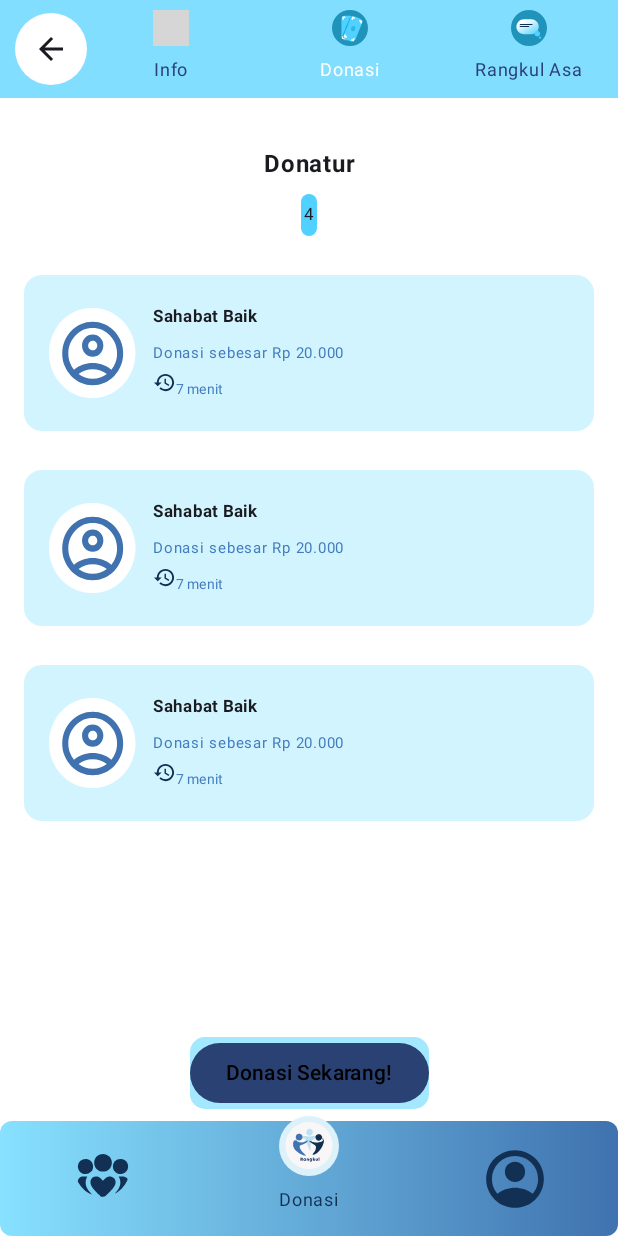
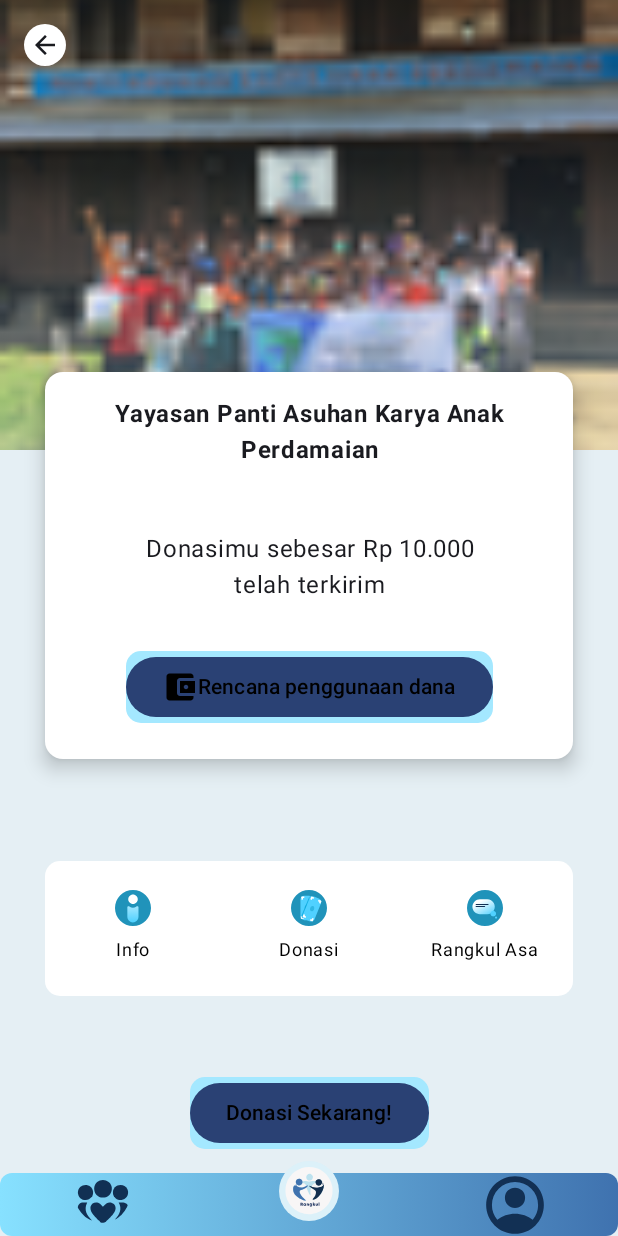
Before and after one commit to Debbylelycaa/Rangkul-app, an Android app built with Jetpack Compose: the DetailDonasiScreen screen opened through its navigation route, on a phone screen of 412 x 824 dp. Run offline under Robolectric (Android 15) with nearby library versions, the phone set to English and light mode, and no system bars; grey boxes are pictures that could not be loaded.

Commit message:
detail donasi

```diff
--- a/app/src/main/java/org/starlee/rangkulapp/navigation/NavGraph.kt
+++ b/app/src/main/java/org/starlee/rangkulapp/navigation/NavGraph.kt
@@ -6,6 +6,7 @@ import androidx.navigation.compose.NavHost
 import androidx.navigation.compose.composable
 import androidx.navigation.compose.rememberNavController
 import org.starlee.rangkulapp.ui.screen.BerandaScreen
+import org.starlee.rangkulapp.ui.screen.DetailDonasiScreen
 import org.starlee.rangkulapp.ui.screen.DetailPembayaranScreen
 import org.starlee.rangkulapp.ui.screen.DonasiScreen
 import org.starlee.rangkulapp.ui.screen.InfoPenggalanganDanaScreen
@@ -45,5 +46,8 @@ fun SetupNavGraph(navController: NavHostController = rememberNavController()) {
         composable(route = Screen.RangkulAsa.route){
             RangkulAsaScreen(navController)
         }
+        composable(route = Screen.DetailDonasi.route){
+            DetailDonasiScreen(navController)
+        }
     }
 }
--- a/app/src/main/java/org/starlee/rangkulapp/navigation/Screen.kt
+++ b/app/src/main/java/org/starlee/rangkulapp/navigation/Screen.kt
@@ -15,5 +15,6 @@ sealed class Screen (val route: String){
     data object Donasi: Screen("DonasiScreen")
 
     data object RangkulAsa: Screen("RangkulAsaScreen")
+    data object DetailDonasi: Screen("RangkulAsaScreen")
 
 }
--- a/app/src/main/java/org/starlee/rangkulapp/ui/screen/BerandaScreen.kt
+++ b/app/src/main/java/org/starlee/rangkulapp/ui/screen/BerandaScreen.kt
@@ -20,7 +20,6 @@ import androidx.compose.material3.Text
 import androidx.compose.runtime.Composable
 import androidx.compose.ui.Alignment
 import androidx.compose.ui.Modifier
-import androidx.compose.ui.graphics.Brush
 import androidx.compose.ui.graphics.Color
 import androidx.compose.ui.res.painterResource
 import androidx.compose.ui.res.stringResource
@@ -40,9 +39,9 @@ import org.starlee.rangkulapp.ui.theme.RangkulAppTheme
 
 @Composable
 fun BerandaScreen (navController: NavHostController){
-    val linearGradientBrush = Brush.horizontalGradient(
-        colors = listOf(Color(0xFF50D1FF), Color(0xFFBDE2EF))
-    )
+//    val linearGradientBrush = Brush.horizontalGradient(
+//        colors = listOf(Color(0xFF50D1FF), Color(0xFFBDE2EF))
+//    )
 
     Column(
         modifier = Modifier
@@ -75,6 +74,7 @@ fun BerandaScreen (navController: NavHostController){
                 .fillMaxWidth()
                 .padding(horizontal = 20.dp),
             colors = CardDefaults.cardColors(containerColor = Color(0xFF50D1FF)),
+            elevation = CardDefaults.cardElevation(defaultElevation = 8.dp) // Tambahkan elevasi untuk bayangan
         ) {
 
             Column(
@@ -160,6 +160,7 @@ fun BerandaScreen (navController: NavHostController){
                 .fillMaxWidth()
                 .padding(horizontal = 20.dp),
             colors = CardDefaults.cardColors(containerColor = Color(0xFF50D1FF)),
+            elevation = CardDefaults.cardElevation(defaultElevation = 8.dp) // Tambahkan elevasi untuk bayangan
         ) {
 
             Column(
--- /dev/null
+++ b/app/src/main/java/org/starlee/rangkulapp/ui/screen/DetailDonasiScreen.kt
@@ -0,0 +1,177 @@
+package org.starlee.rangkulapp.ui.screen
+
+import android.content.res.Configuration
+import androidx.compose.foundation.Image
+import androidx.compose.foundation.background
+import androidx.compose.foundation.layout.Arrangement
+import androidx.compose.foundation.layout.Box
+import androidx.compose.foundation.layout.Column
+import androidx.compose.foundation.layout.Spacer
+import androidx.compose.foundation.layout.fillMaxSize
+import androidx.compose.foundation.layout.fillMaxWidth
+import androidx.compose.foundation.layout.height
+import androidx.compose.foundation.layout.offset
+import androidx.compose.foundation.layout.padding
+import androidx.compose.foundation.layout.size
+import androidx.compose.foundation.shape.RoundedCornerShape
+import androidx.compose.material.icons.Icons
+import androidx.compose.material.icons.filled.ArrowBack
+import androidx.compose.material3.Button
+import androidx.compose.material3.ButtonDefaults
+import androidx.compose.material3.Card
+import androidx.compose.material3.CardDefaults
+import androidx.compose.material3.Icon
+import androidx.compose.material3.IconButton
+import androidx.compose.material3.Text
+import androidx.compose.runtime.Composable
+import androidx.compose.ui.Alignment
+import androidx.compose.ui.Modifier
+import androidx.compose.ui.graphics.Color
+import androidx.compose.ui.layout.ContentScale
+import androidx.compose.ui.res.painterResource
+import androidx.compose.ui.res.stringResource
+import androidx.compose.ui.text.font.FontWeight
+import androidx.compose.ui.text.style.TextAlign
+import androidx.compose.ui.tooling.preview.Preview
+import androidx.compose.ui.unit.dp
+import androidx.navigation.NavHostController
+import androidx.navigation.compose.rememberNavController
+import org.starlee.rangkulapp.R
+import org.starlee.rangkulapp.navigation.Screen
+import org.starlee.rangkulapp.ui.screencomponent.Display1
+import org.starlee.rangkulapp.ui.screencomponent.DisplayTopNavBar1
+import org.starlee.rangkulapp.ui.theme.RangkulAppTheme
+
+@Composable
+fun DetailDonasiScreen(navController: NavHostController) {
+    val blue = Color(0xFFA4E8FF)
+    val backgroundclr = Color(0xFFE5EFF4)
+
+    Column(
+        modifier = Modifier
+            .fillMaxSize()
+            .background(backgroundclr),
+        verticalArrangement = Arrangement.spacedBy(8.dp),
+        horizontalAlignment = Alignment.CenterHorizontally
+    ) {
+        Box(
+            modifier = Modifier
+                .fillMaxWidth()
+                .height(300.dp) // Atur tinggi sesuai kebutuhan Anda
+        ) {
+            Image(
+                painter = painterResource(id = R.drawable.pakaryaanakperdamaianinfo),
+                contentDescription = stringResource(R.string.ahmadyani),
+                contentScale = ContentScale.Crop, // Atur content scale sesuai kebutuhan
+                modifier = Modifier.fillMaxSize()
+            )
+
+            IconButton(
+                onClick = { navController.popBackStack() },
+                modifier = Modifier
+                    .padding(16.dp)
+                    .size(28.dp)
+                    .background(
+                        Color.White,
+                        RoundedCornerShape(50)
+                    )
+                    .padding(4.dp),
+            ) {
+                Icon(
+                    imageVector = Icons.Filled.ArrowBack,
+                    contentDescription = stringResource(R.string.back),
+                    modifier = Modifier.size(20.dp)
+                )
+            }
+        }
+
+        Box(
+            modifier = Modifier
+                .fillMaxWidth()
+                .offset(y = (-60).dp) // Geser Card ke atas untuk menindih gambar
+        ) {
+            Card(
+                modifier = Modifier
+                    .fillMaxWidth()
+                    .padding(horizontal = 30.dp), // Tambahkan padding horizontal
+                colors = CardDefaults.cardColors(containerColor = Color.White),
+                elevation = CardDefaults.cardElevation(defaultElevation = 8.dp) // Tambahkan elevasi untuk bayangan
+            ) {
+                Column(
+                    modifier = Modifier.padding(16.dp),
+                    verticalArrangement = Arrangement.spacedBy(8.dp),
+                    horizontalAlignment = Alignment.CenterHorizontally
+                ) {
+                    Text(
+                        text = stringResource(R.string.pantinama),
+                        modifier = Modifier.fillMaxWidth(),
+                        textAlign = TextAlign.Center,
+                        fontWeight = FontWeight.Bold,
+                    )
+                    Spacer(modifier = Modifier.height(10.dp))
+
+                    Column(
+                        modifier = Modifier.padding(16.dp),
+                        verticalArrangement = Arrangement.spacedBy(8.dp),
+                        horizontalAlignment = Alignment.CenterHorizontally
+                    ) {
+                        Text(
+                            text = stringResource(R.string.jumlahdonasiterkirim),
+                            textAlign = TextAlign.Center,
+                            modifier = Modifier.fillMaxWidth()
+                        )
+                    }
+
+                    Button(
+                        onClick = { navController.navigate(Screen.DetailPembayaran.route) },
+                        modifier = Modifier
+                            .padding(vertical = 8.dp)
+                            .background(blue, RoundedCornerShape(10.dp)),
+                        colors = ButtonDefaults.buttonColors(contentColor = Color.Black)
+                    ) {
+                        Icon(
+                            painter = painterResource(id = R.drawable.baseline_account_balance_wallet_24),
+                            contentDescription = null,
+                        )
+                        Spacer(modifier = Modifier.height(1.dp))
+                        Text(
+                            text = stringResource(R.string.rendanaaudit),
+                        )
+                    }
+                }
+            }
+
+        }
+        Column(
+            modifier = Modifier.fillMaxWidth()
+                .padding(horizontal = 30.dp),
+            verticalArrangement = Arrangement.spacedBy(8.dp),
+            horizontalAlignment = Alignment.CenterHorizontally
+        ) {
+            DisplayTopNavBar1()
+        }
+        Spacer(modifier = Modifier.height(30.dp))
+
+        Button(
+            onClick = {navController.navigate(Screen.Transfer.route)},
+            modifier = Modifier
+                .padding(vertical = 8.dp)
+                .background(blue, RoundedCornerShape(10.dp)), // Set background color to blue with rounded corners
+            colors = ButtonDefaults.buttonColors(contentColor = Color.Black), // Set text color to white
+        ) {
+            Text(
+                text = stringResource(R.string.donasisekarang),
+            )
+        }
+        Display1()
+    }
+}
+
+@Preview(showBackground = true)
+@Preview(uiMode = Configuration.UI_MODE_NIGHT_YES, showBackground = true)
+@Composable
+fun DetailDonasiScreenPreview() {
+    RangkulAppTheme {
+        DetailDonasiScreen(rememberNavController())
+    }
+}
--- a/app/src/main/java/org/starlee/rangkulapp/ui/screencomponent/SearchBar.kt
+++ b/app/src/main/java/org/starlee/rangkulapp/ui/screencomponent/SearchBar.kt
@@ -2,8 +2,11 @@ package org.starlee.rangkulapp.ui.screencomponent
 import androidx.compose.foundation.layout.Arrangement
 import androidx.compose.foundation.layout.Column
 import androidx.compose.foundation.layout.Row
+import androidx.compose.foundation.layout.Spacer
 import androidx.compose.foundation.layout.fillMaxWidth
+import androidx.compose.foundation.layout.height
 import androidx.compose.foundation.layout.padding
+import androidx.compose.foundation.layout.width
 import androidx.compose.material.icons.Icons
 import androidx.compose.material.icons.filled.Close
 import androidx.compose.material.icons.filled.Search
@@ -27,6 +30,7 @@ import androidx.compose.ui.graphics.Color
 import androidx.compose.ui.res.stringResource
 import androidx.compose.ui.tooling.preview.Preview
 import androidx.compose.ui.unit.dp
+import androidx.compose.ui.unit.sp
 import org.starlee.rangkulapp.R
 import org.starlee.rangkulapp.ui.theme.RangkulAppTheme
 
@@ -63,7 +67,7 @@ fun SearchBar(){
                     active = active,
                     onActiveChange = { active = it },
                     placeholder = {
-                        Text(text = stringResource(id = R.string.cari_panti), color = bg)
+                        Text(text = stringResource(id = R.string.cari_panti), color = bg, fontSize = 12.sp)
                     },
                     leadingIcon = {
                         Icon(imageVector = Icons.Filled.Search, contentDescription = "Search", tint = Color.White)
@@ -83,7 +87,8 @@ fun SearchBar(){
                                 }
                             }
                         }
-                    }
+                    },
+                    modifier = Modifier.height(45.dp)
                 ) {
 
                  //   searchHistory.takeLast(3).forEach { item ->
@@ -100,7 +105,7 @@ fun SearchBar(){
                     }
 
                 }
-//                Spacer(modifier = Modifier.width(8.dp)) // Spacer untuk memberikan jarak antara teks dan ikon selanjutnya
+                Spacer(modifier = Modifier.width(8.dp)) // Spacer untuk memberikan jarak antara teks dan ikon selanjutnya
 //                IconButton(
 //                    onClick = {
 //                        // Tindakan yang diambil ketika ikon di klik
--- /dev/null
+++ b/app/src/main/res/drawable/baseline_account_balance_wallet_24.xml
@@ -0,0 +1,5 @@
+<vector android:height="24dp" android:tint="#123054"
+    android:viewportHeight="24" android:viewportWidth="24"
+    android:width="24dp" xmlns:android="http://schemas.android.com/apk/res/android">
+    <path android:fillColor="@android:color/white" android:pathData="M21,18v1c0,1.1 -0.9,2 -2,2L5,21c-1.11,0 -2,-0.9 -2,-2L3,5c0,-1.1 0.89,-2 2,-2h14c1.1,0 2,0.9 2,2v1h-9c-1.11,0 -2,0.9 -2,2v8c0,1.1 0.89,2 2,2h9zM12,16h10L22,8L12,8v8zM16,13.5c-0.83,0 -1.5,-0.67 -1.5,-1.5s0.67,-1.5 1.5,-1.5 1.5,0.67 1.5,1.5 -0.67,1.5 -1.5,1.5z"/>
+</vector>
--- /dev/null
+++ b/app/src/main/res/drawable/ic_info_topnavbar.xml
@@ -0,0 +1,28 @@
+<vector xmlns:android="http://schemas.android.com/apk/res/android"
+    xmlns:aapt="http://schemas.android.com/aapt"
+    android:width="46dp"
+    android:height="46dp"
+    android:viewportWidth="46"
+    android:viewportHeight="46">
+  <path
+      android:pathData="M23,23m-23,0a23,23 0,1 1,46 0a23,23 0,1 1,-46 0"
+      android:fillColor="#2093BA"/>
+  <path
+      android:pathData="M23,11.828m-6.133,0a6.133,6.133 0,1 1,12.267 0a6.133,6.133 0,1 1,-12.267 0"
+      android:fillColor="#ffffff"/>
+  <path
+      android:pathData="M30.01,22.014C30.01,20.575 28.156,20.445 26.978,21.272C25.821,22.085 24.412,22.562 22.89,22.562C21.37,22.562 19.96,22.085 18.803,21.272C17.625,20.445 15.771,20.575 15.771,22.014V34.281C15.771,38.213 18.959,41.4 22.89,41.4C26.822,41.4 30.01,38.213 30.01,34.281V22.014Z"
+      android:fillType="evenOdd">
+    <aapt:attr name="android:fillColor">
+      <gradient
+          android:startX="23"
+          android:startY="40.888"
+          android:endX="23"
+          android:endY="-1.412"
+          android:type="linear">
+        <item android:offset="0" android:color="#FF4FD1FF"/>
+        <item android:offset="1" android:color="#FFFFFFFF"/>
+      </gradient>
+    </aapt:attr>
+  </path>
+</vector>
--- a/app/src/main/res/values/strings.xml
+++ b/app/src/main/res/values/strings.xml
@@ -47,4 +47,6 @@
     <string name="shbtbaik">Sahabat Baik</string>
     <string name="donasisebesar">Donasi sebesar Rp 20.000</string>
     <string name="menit">7 menit</string>
+    <string name="pantinama">Yayasan Panti Asuhan Karya Anak Perdamaian</string>
+    <string name="rendanaaudit">Rencana penggunaan dana</string>
 </resources>
```
Also changed, not shown: app/src/main/java/org/starlee/rangkulapp/ui/screen/DetailPembayaranScreen.kt (+14 -7 lines), app/src/main/java/org/starlee/rangkulapp/ui/screen/MulaiDonasiScreen.kt (+14 -7 lines), app/src/main/java/org/starlee/rangkulapp/ui/screen/PembayaranBerhasilScreen.kt (+13 -7 lines), app/src/main/java/org/starlee/rangkulapp/ui/screen/TerimakasihScreen.kt (+13 -7 lines), app/src/main/java/org/starlee/rangkulapp/ui/screen/TransferScreen.kt (+13 -7 lines), app/src/main/java/org/starlee/rangkulapp/ui/screencomponent/TopNavBar.kt (+11 -6 lines), app/src/main/res/drawable-hdpi/pakaryaanakperdamaianinfo.png (added), app/src/main/res/drawable-mdpi/pakaryaanakperdamaianinfo.png (added), app/src/main/res/drawable-xhdpi/pakaryaanakperdamaianinfo.png (added), app/src/main/res/drawable-xxhdpi/pakaryaanakperdamaianinfo.png (added), app/src/main/res/drawable-xxxhdpi/pakaryaanakperdamaianinfo.png (added).
